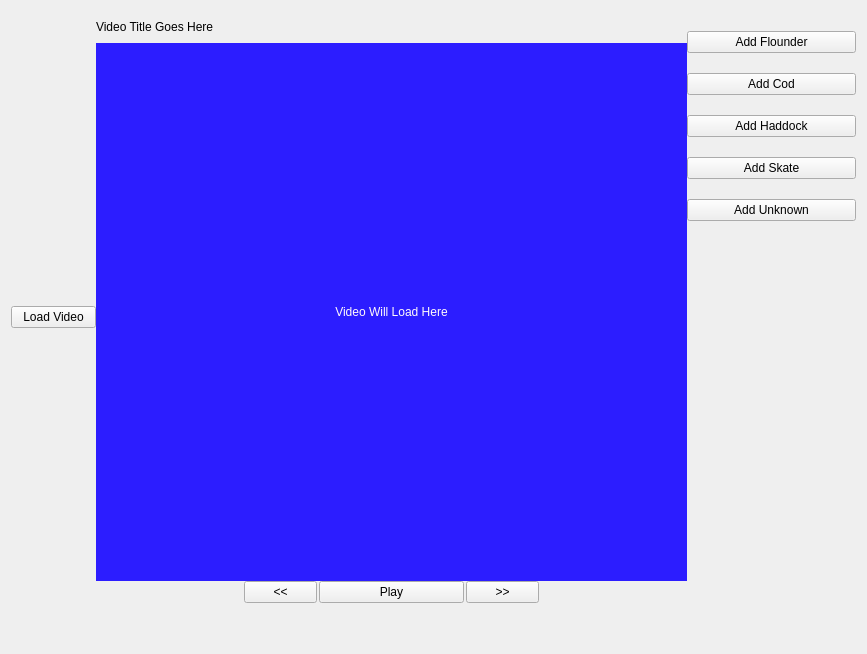
cvisionai/Tator-Native, file FishGUI/mainwindow.ui: the form before one commit.
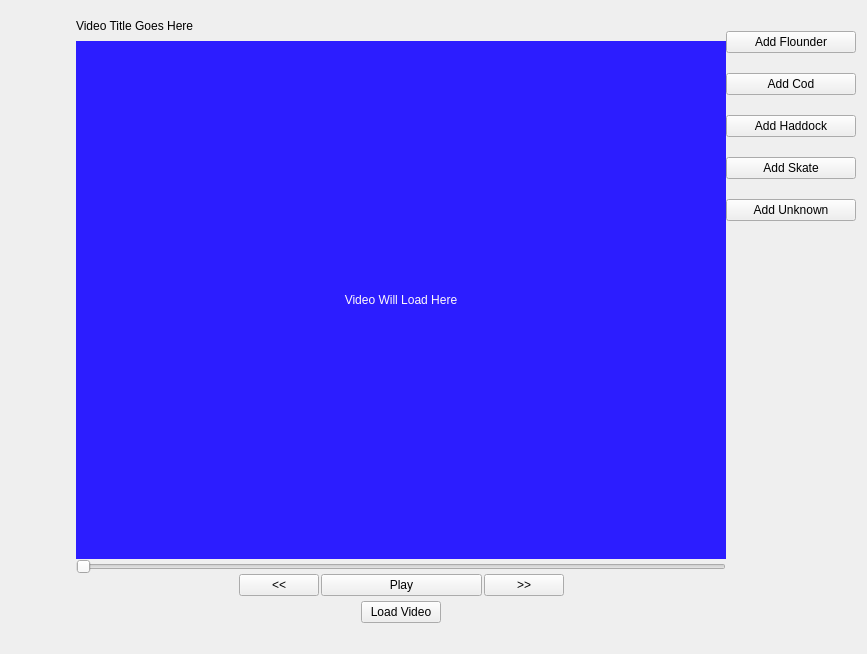
The form after the commit.

```diff
--- a/FishGUI/mainwindow.ui
+++ b/FishGUI/mainwindow.ui
@@ -15,7 +15,7 @@
   </property>
   <layout class="QVBoxLayout" name="verticalLayout">
    <item>
-    <layout class="QHBoxLayout" name="horizontalLayout_6" stretch="1,7,2">
+    <layout class="QHBoxLayout" name="horizontalLayout_6" stretch="1,10,2">
      <property name="spacing">
       <number>0</number>
      </property>
@@ -34,13 +34,6 @@
          </property>
         </spacer>
        </item>
-       <item>
-        <widget class="QPushButton" name="LoadVideo">
-         <property name="text">
-          <string>Load Video</string>
-         </property>
-        </widget>
-       </item>
        <item>
         <spacer name="horizontalSpacer_5">
          <property name="orientation">
@@ -70,7 +63,7 @@
       </layout>
      </item>
      <item>
-      <layout class="QVBoxLayout" name="VideoLayout" stretch="1,17,0,0">
+      <layout class="QVBoxLayout" name="VideoLayout" stretch="1,17,0,0,0,0,0">
        <property name="spacing">
         <number>0</number>
        </property>
@@ -135,7 +128,14 @@
         </layout>
        </item>
        <item>
-        <layout class="QHBoxLayout" name="horizontalLayout_5" stretch="1,2,1">
+        <widget class="QSlider" name="videoSlider">
+         <property name="orientation">
+          <enum>Qt::Horizontal</enum>
+         </property>
+        </widget>
+       </item>
+       <item>
+        <layout class="QHBoxLayout" name="horizontalLayout_5" stretch="2,4,2">
          <item>
           <spacer name="horizontalSpacer">
            <property name="orientation">
@@ -231,6 +231,71 @@
          </item>
         </layout>
        </item>
+       <item>
+        <spacer name="verticalSpacer_9">
+         <property name="orientation">
+          <enum>Qt::Vertical</enum>
+         </property>
+         <property name="sizeType">
+          <enum>QSizePolicy::Fixed</enum>
+         </property>
+         <property name="sizeHint" stdset="0">
+          <size>
+           <width>20</width>
+           <height>5</height>
+          </size>
+         </property>
+        </spacer>
+       </item>
+       <item>
+        <layout class="QHBoxLayout" name="horizontalLayout_3">
+         <item>
+          <spacer name="horizontalSpacer_7">
+           <property name="orientation">
+            <enum>Qt::Horizontal</enum>
+           </property>
+           <property name="sizeHint" stdset="0">
+            <size>
+             <width>40</width>
+             <height>20</height>
+            </size>
+           </property>
+          </spacer>
+         </item>
+         <item>
+          <widget class="QPushButton" name="LoadVideo">
+           <property name="minimumSize">
+            <size>
+             <width>80</width>
+             <height>0</height>
+            </size>
+           </property>
+           <property name="maximumSize">
+            <size>
+             <width>16777215</width>
+             <height>16777215</height>
+            </size>
+           </property>
+           <property name="text">
+            <string>Load Video</string>
+           </property>
+          </widget>
+         </item>
+         <item>
+          <spacer name="horizontalSpacer_6">
+           <property name="orientation">
+            <enum>Qt::Horizontal</enum>
+           </property>
+           <property name="sizeHint" stdset="0">
+            <size>
+             <width>40</width>
+             <height>20</height>
+            </size>
+           </property>
+          </spacer>
+         </item>
+        </layout>
+       </item>
        <item>
         <spacer name="verticalSpacer">
          <property name="orientation">
@@ -239,7 +304,7 @@
          <property name="sizeHint" stdset="0">
           <size>
            <width>20</width>
-           <height>40</height>
+           <height>20</height>
           </size>
          </property>
         </spacer>
```
